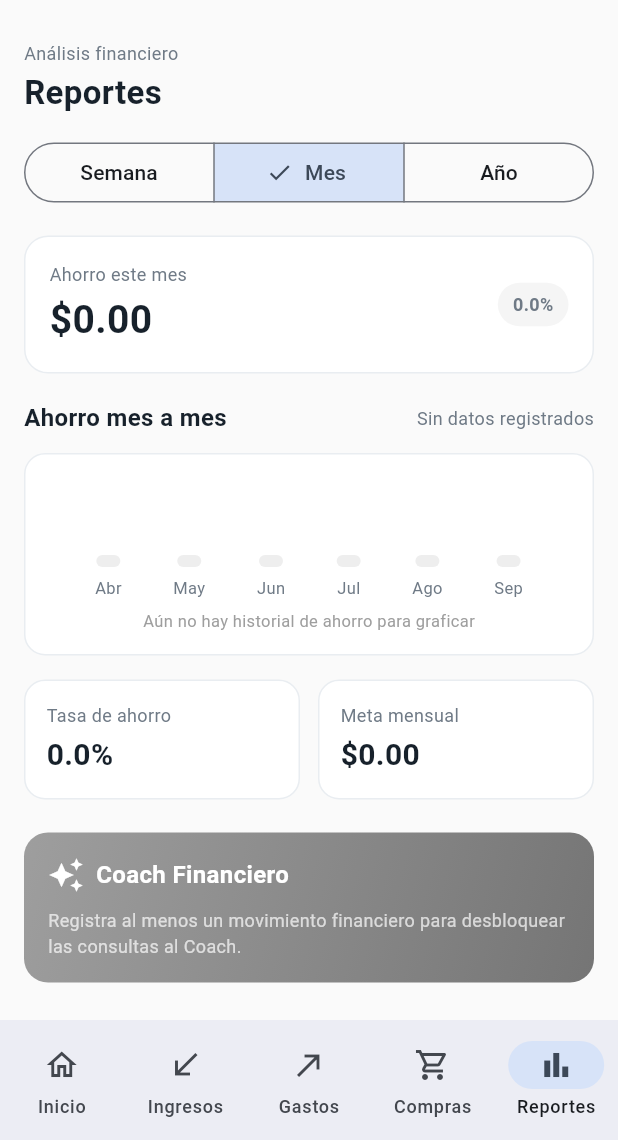
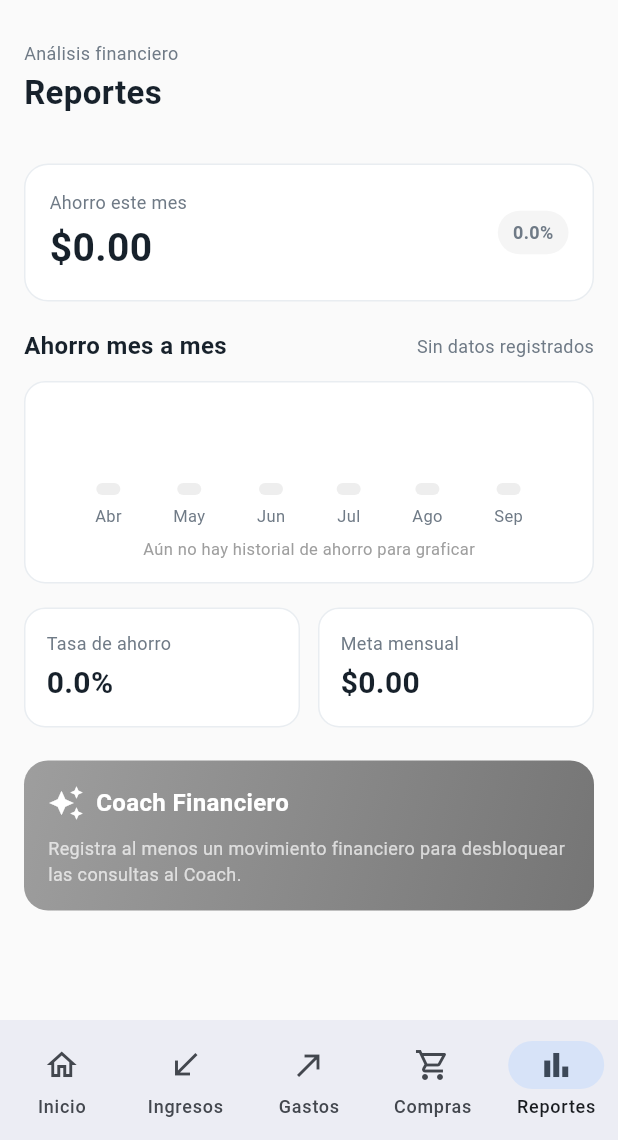
Before and after one commit to Luis-Reyes-Solarte/proyecto_rxgen_swcart, a Flutter app: the screen it shows after launch, item 5 of the bottom bar chosen, on a phone screen of 412 x 824 dp, the part 96-1236 px from its top. Run offline on Flutter 3.47's test engine with Material 3 defaults, Android fonts, the phone set to English and light mode, and no system bars; our stand-ins replace google_generative_ai, hive_flutter; accounts and stored records are empty.

Commit message:
refactor(reports): delete buttonSegment Sized box

```diff
--- a/lib/screens/reports_screen.dart
+++ b/lib/screens/reports_screen.dart
@@ -17,7 +17,6 @@ class _ReportsScreenState extends State<ReportsScreen> {
   final FinanceState _financeState = FinanceState.instance;
   final TextEditingController _coachController = TextEditingController();
 
-  int _selectedPeriod = 1;
   String? _coachResponse;
   bool _isLoadingCoach = false;
 
@@ -81,20 +80,7 @@ class _ReportsScreenState extends State<ReportsScreen> {
                 ),
               ),
               const SizedBox(height: 14),
-              SizedBox(
-                width: double.infinity,
-                child: SegmentedButton<int>(
-                  segments: const [
-                    ButtonSegment(value: 0, label: Text('Semana')),
-                    ButtonSegment(value: 1, label: Text('Mes')),
-                    ButtonSegment(value: 2, label: Text('Año')),
-                  ],
-                  selected: {_selectedPeriod},
-                  onSelectionChanged: (set) {
-                    setState(() => _selectedPeriod = set.first);
-                  },
-                ),
-              ),
+
               const SizedBox(height: 18),
               ReportsSavingsCard(
                 hasHistory: hasHistory,
```
